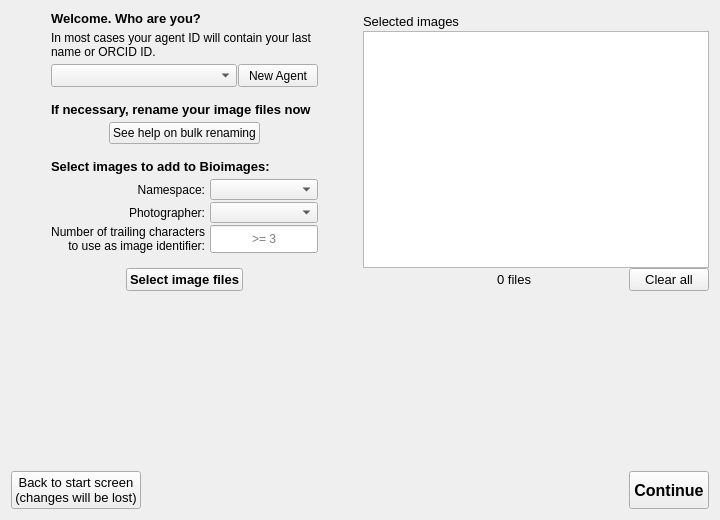
Qt form src/processnewimages.ui (kopolzin/bioimages-collection-manager) before a commit.
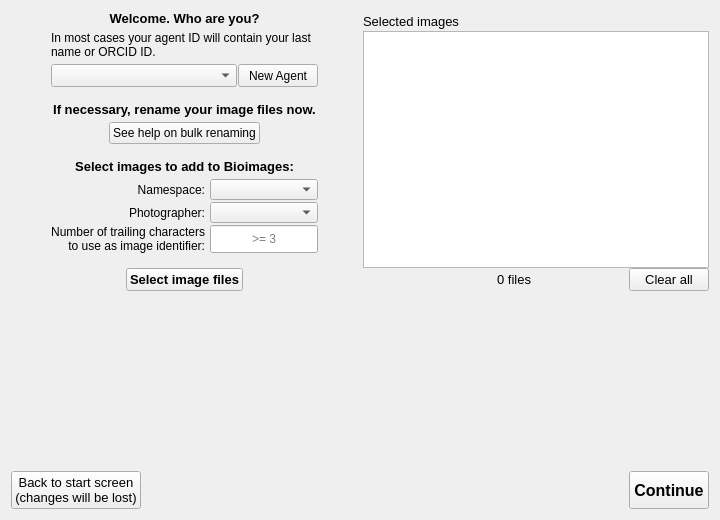
The same form after that commit. Icons and pictures are not drawn.

```diff
--- a/src/processnewimages.ui
+++ b/src/processnewimages.ui
@@ -68,6 +68,9 @@
          <property name="text">
           <string>Welcome. Who are you?</string>
          </property>
+         <property name="alignment">
+          <set>Qt::AlignCenter</set>
+         </property>
         </widget>
        </item>
        <item>
@@ -153,7 +156,10 @@
           </font>
          </property>
          <property name="text">
-          <string>If necessary, rename your image files now</string>
+          <string>If necessary, rename your image files now.</string>
+         </property>
+         <property name="alignment">
+          <set>Qt::AlignCenter</set>
          </property>
          <property name="wordWrap">
           <bool>true</bool>
@@ -237,6 +243,9 @@
          <property name="text">
           <string>Select images to add to Bioimages:</string>
          </property>
+         <property name="alignment">
+          <set>Qt::AlignCenter</set>
+         </property>
         </widget>
        </item>
        <item>
```
